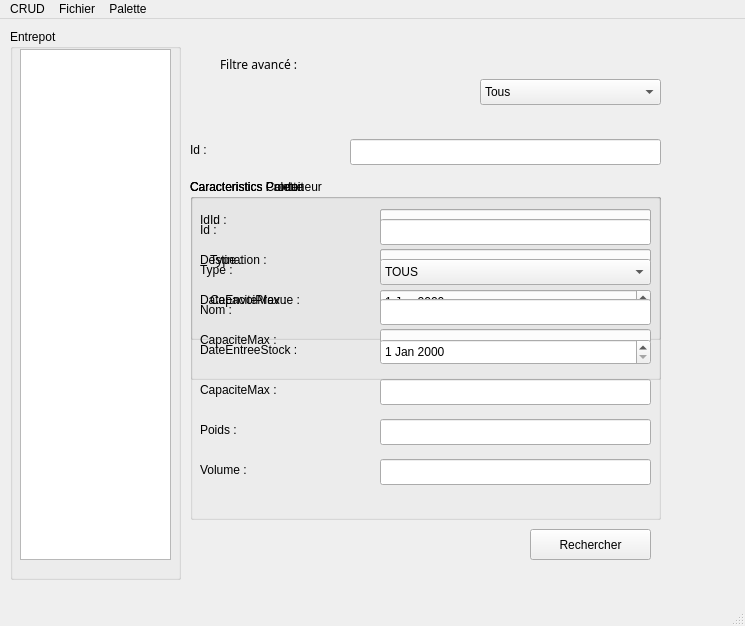
Qt form mainwindow.ui (chaymaemakhokh/qt_project) before a commit.
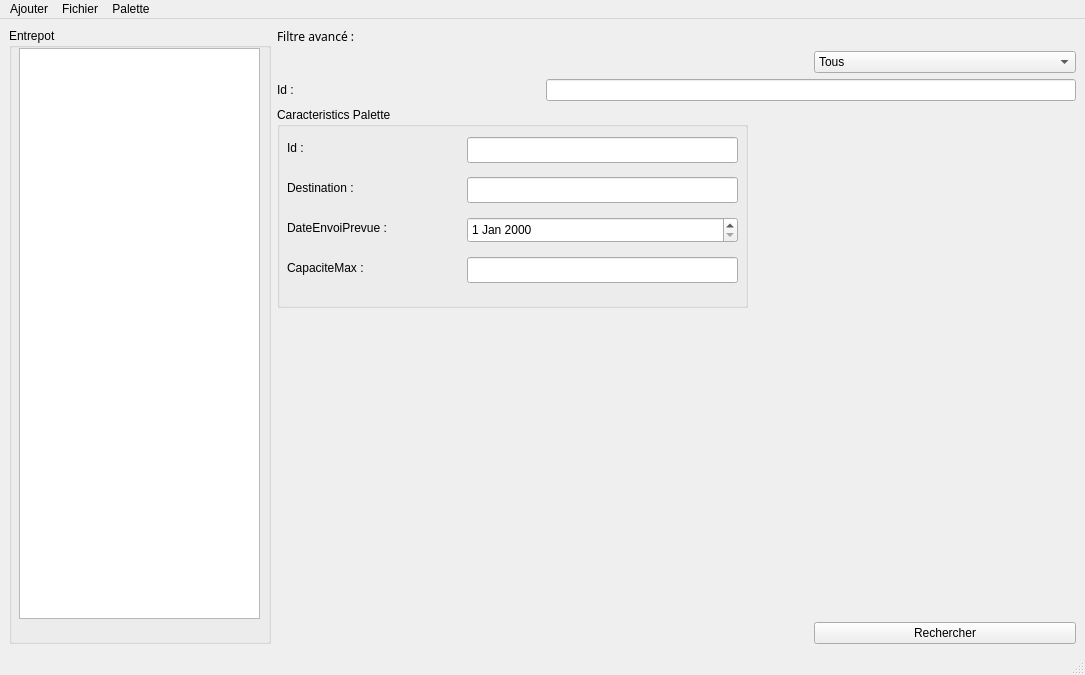
The same form after that commit. The open tabs and pages were chosen to show the change.

```diff
--- a/mainwindow.ui
+++ b/mainwindow.ui
@@ -6,23 +6,17 @@
    <rect>
     <x>0</x>
     <y>0</y>
-    <width>745</width>
-    <height>626</height>
+    <width>1085</width>
+    <height>675</height>
    </rect>
   </property>
   <property name="windowTitle">
    <string>MainWindow</string>
   </property>
   <widget class="QWidget" name="centralwidget">
+   <layout class="QGridLayout" name="gridLayout">
+    <item row="0" column="0" rowspan="5">
    <widget class="QGroupBox" name="groupBox">
-    <property name="geometry">
-     <rect>
-      <x>10</x>
-      <y>10</y>
-      <width>171</width>
-      <height>551</height>
-     </rect>
-    </property>
     <property name="title">
      <string>Entrepot</string>
     </property>
@@ -31,21 +25,15 @@
       <rect>
        <x>10</x>
        <y>20</y>
-       <width>151</width>
-       <height>511</height>
+         <width>241</width>
+         <height>571</height>
       </rect>
      </property>
     </widget>
    </widget>
+    </item>
+    <item row="0" column="1" colspan="2">
    <widget class="QLabel" name="Titre">
-    <property name="geometry">
-     <rect>
-      <x>220</x>
-      <y>30</y>
-      <width>191</width>
-      <height>31</height>
-     </rect>
-    </property>
     <property name="font">
      <font>
       <family>Wide Latin</family>
@@ -55,15 +43,9 @@
      <string>Filtre avancé : </string>
     </property>
    </widget>
+    </item>
+    <item row="1" column="3">
    <widget class="QComboBox" name="comboBoxTypeModel">
-    <property name="geometry">
-     <rect>
-      <x>480</x>
-      <y>60</y>
-      <width>181</width>
-      <height>26</height>
-     </rect>
-    </property>
     <item>
      <property name="text">
       <string>Tous</string>
@@ -85,36 +67,30 @@
      </property>
     </item>
    </widget>
+    </item>
+    <item row="2" column="1">
    <widget class="QLabel" name="IdTous">
-    <property name="geometry">
-     <rect>
-      <x>190</x>
-      <y>120</y>
-      <width>101</width>
-      <height>21</height>
-     </rect>
-    </property>
     <property name="text">
      <string>Id : </string>
     </property>
    </widget>
-   <widget class="QLineEdit" name="IdTous_2">
-    <property name="geometry">
-     <rect>
-      <x>350</x>
-      <y>120</y>
-      <width>311</width>
-      <height>26</height>
-     </rect>
-    </property>
-   </widget>
+    </item>
+    <item row="2" column="2" colspan="2">
+     <widget class="QLineEdit" name="IdTous_2"/>
+    </item>
+    <item row="3" column="1" colspan="3">
+     <widget class="QStackedWidget" name="stackedWidget">
+      <property name="currentIndex">
+       <number>1</number>
+      </property>
+      <widget class="QWidget" name="page_Conteneur">
    <widget class="QGroupBox" name="groupBox_Conteneur">
     <property name="geometry">
      <rect>
-      <x>190</x>
-      <y>160</y>
-      <width>471</width>
-      <height>161</height>
+          <x>0</x>
+          <y>0</y>
+          <width>491</width>
+          <height>181</height>
      </rect>
     </property>
     <property name="title">
@@ -210,118 +186,15 @@
      </property>
     </widget>
    </widget>
-   <widget class="QGroupBox" name="groupBox_Palette">
-    <property name="geometry">
-     <rect>
-      <x>190</x>
-      <y>160</y>
-      <width>471</width>
-      <height>201</height>
-     </rect>
-    </property>
-    <property name="title">
-     <string>Caracteristics Palette</string>
-    </property>
-    <widget class="QLabel" name="IdPalette">
-     <property name="geometry">
-      <rect>
-       <x>10</x>
-       <y>30</y>
-       <width>101</width>
-       <height>21</height>
-      </rect>
-     </property>
-     <property name="text">
-      <string>Id : </string>
-     </property>
-    </widget>
-    <widget class="QLabel" name="DestinationPalette">
-     <property name="geometry">
-      <rect>
-       <x>10</x>
-       <y>70</y>
-       <width>101</width>
-       <height>21</height>
-      </rect>
-     </property>
-     <property name="text">
-      <string>Destination : </string>
-     </property>
-    </widget>
-    <widget class="QLineEdit" name="DestinationPalette_2">
-     <property name="geometry">
-      <rect>
-       <x>190</x>
-       <y>70</y>
-       <width>271</width>
-       <height>26</height>
-      </rect>
-     </property>
-    </widget>
-    <widget class="QLabel" name="DateEnvoiPrevuePalette">
-     <property name="geometry">
-      <rect>
-       <x>10</x>
-       <y>110</y>
-       <width>121</width>
-       <height>21</height>
-      </rect>
-     </property>
-     <property name="text">
-      <string>DateEnvoiPrevue : </string>
-     </property>
-    </widget>
-    <widget class="QDateEdit" name="DateEnvoiPrevuePalette_2">
-     <property name="geometry">
-      <rect>
-       <x>190</x>
-       <y>110</y>
-       <width>271</width>
-       <height>26</height>
-      </rect>
-     </property>
-    </widget>
-    <widget class="QLineEdit" name="CapaciteMaxPalette_2">
-     <property name="geometry">
-      <rect>
-       <x>190</x>
-       <y>150</y>
-       <width>271</width>
-       <height>26</height>
-      </rect>
-     </property>
-    </widget>
-    <widget class="QLabel" name="CapaciteMaxPalette">
-     <property name="geometry">
-      <rect>
-       <x>10</x>
-       <y>150</y>
-       <width>101</width>
-       <height>21</height>
-      </rect>
-     </property>
-     <property name="text">
-      <string>CapaciteMax : </string>
-     </property>
-    </widget>
-    <widget class="QLineEdit" name="IdPalette_2">
-     <property name="geometry">
-      <rect>
-       <x>190</x>
-       <y>30</y>
-       <width>271</width>
-       <height>26</height>
-      </rect>
-     </property>
-    </widget>
-   </widget>
+      </widget>
+      <widget class="QWidget" name="page_Produit">
    <widget class="QGroupBox" name="groupBox_Produit">
     <property name="geometry">
      <rect>
-      <x>190</x>
-      <y>160</y>
-      <width>471</width>
-      <height>341</height>
+          <x>0</x>
+          <y>0</y>
+          <width>501</width>
+          <height>331</height>
      </rect>
     </property>
     <property name="title">
@@ -514,32 +387,138 @@
      </property>
     </widget>
    </widget>
+      </widget>
+      <widget class="QWidget" name="page_Vide"/>
+      <widget class="QWidget" name="page_Palette">
+       <widget class="QGroupBox" name="groupBox_Palette">
+        <property name="geometry">
+         <rect>
+          <x>0</x>
+          <y>0</y>
+          <width>471</width>
+          <height>201</height>
+         </rect>
+        </property>
+        <property name="title">
+         <string>Caracteristics Palette</string>
+        </property>
+        <widget class="QLabel" name="IdPalette">
+         <property name="geometry">
+          <rect>
+           <x>10</x>
+           <y>30</y>
+           <width>101</width>
+           <height>21</height>
+          </rect>
+         </property>
+         <property name="text">
+          <string>Id : </string>
+         </property>
+        </widget>
+        <widget class="QLabel" name="DestinationPalette">
+         <property name="geometry">
+          <rect>
+           <x>10</x>
+           <y>70</y>
+           <width>101</width>
+           <height>21</height>
+          </rect>
+         </property>
+         <property name="text">
+          <string>Destination : </string>
+         </property>
+        </widget>
+        <widget class="QLineEdit" name="DestinationPalette_2">
+         <property name="geometry">
+          <rect>
+           <x>190</x>
+           <y>70</y>
+           <width>271</width>
+           <height>26</height>
+          </rect>
+         </property>
+        </widget>
+        <widget class="QLabel" name="DateEnvoiPrevuePalette">
+         <property name="geometry">
+          <rect>
+           <x>10</x>
+           <y>110</y>
+           <width>121</width>
+           <height>21</height>
+          </rect>
+         </property>
+         <property name="text">
+          <string>DateEnvoiPrevue : </string>
+         </property>
+        </widget>
+        <widget class="QDateEdit" name="DateEnvoiPrevuePalette_2">
+         <property name="geometry">
+          <rect>
+           <x>190</x>
+           <y>110</y>
+           <width>271</width>
+           <height>26</height>
+          </rect>
+         </property>
+        </widget>
+        <widget class="QLineEdit" name="CapaciteMaxPalette_2">
+         <property name="geometry">
+          <rect>
+           <x>190</x>
+           <y>150</y>
+           <width>271</width>
+           <height>26</height>
+          </rect>
+         </property>
+        </widget>
+        <widget class="QLabel" name="CapaciteMaxPalette">
+         <property name="geometry">
+          <rect>
+           <x>10</x>
+           <y>150</y>
+           <width>101</width>
+           <height>21</height>
+          </rect>
+         </property>
+         <property name="text">
+          <string>CapaciteMax : </string>
+         </property>
+        </widget>
+        <widget class="QLineEdit" name="IdPalette_2">
+         <property name="geometry">
+          <rect>
+           <x>190</x>
+           <y>30</y>
+           <width>271</width>
+           <height>26</height>
+          </rect>
+         </property>
+        </widget>
+       </widget>
+      </widget>
+     </widget>
+    </item>
+    <item row="4" column="3">
    <widget class="QPushButton" name="Rechercher">
-    <property name="geometry">
-     <rect>
-      <x>530</x>
-      <y>510</y>
-      <width>121</width>
-      <height>31</height>
-     </rect>
-    </property>
     <property name="text">
      <string>Rechercher</string>
     </property>
    </widget>
+    </item>
+   </layout>
   </widget>
   <widget class="QMenuBar" name="menubar">
    <property name="geometry">
     <rect>
      <x>0</x>
      <y>0</y>
-     <width>745</width>
-     <height>17</height>
+     <width>1085</width>
+     <height>22</height>
     </rect>
    </property>
    <widget class="QMenu" name="menuCRUD">
     <property name="title">
-     <string>CRUD</string>
+     <string>Ajouter</string>
     </property>
     <addaction name="actionAjoute_Produit"/>
     <addaction name="actionAjouter_Conteneur"/>
```
Left out of the diff: 15 changed lines with no effect on the pictures. Lines whose indentation alone changed are shown as unchanged.
